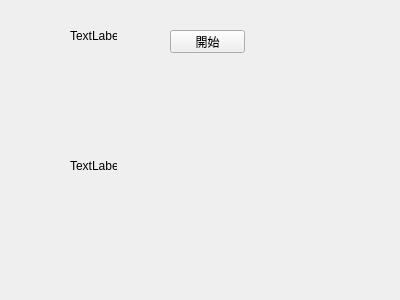
This is C++/QT/multpic/mult_pic/widget.ui in dungeonfighter/git as Qt 5 draws it before an edit. The edited form follows.
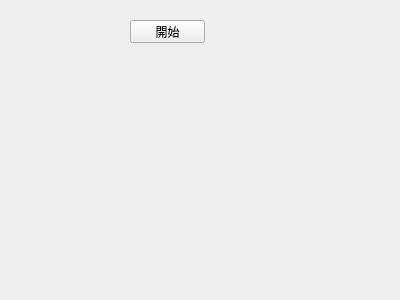
This is the edited form.

Diff of the .ui file:
```diff
--- a/C++/QT/multpic/mult_pic/widget.ui
+++ b/C++/QT/multpic/mult_pic/widget.ui
@@ -23,14 +23,14 @@
     </rect>
    </property>
    <property name="text">
-    <string>TextLabel</string>
+    <string/>
    </property>
   </widget>
   <widget class="QPushButton" name="pushButton">
    <property name="geometry">
     <rect>
-     <x>170</x>
-     <y>30</y>
+     <x>130</x>
+     <y>20</y>
      <width>75</width>
      <height>23</height>
     </rect>
@@ -49,7 +49,7 @@
     </rect>
    </property>
    <property name="text">
-    <string>TextLabel</string>
+    <string/>
    </property>
   </widget>
  </widget>
```
